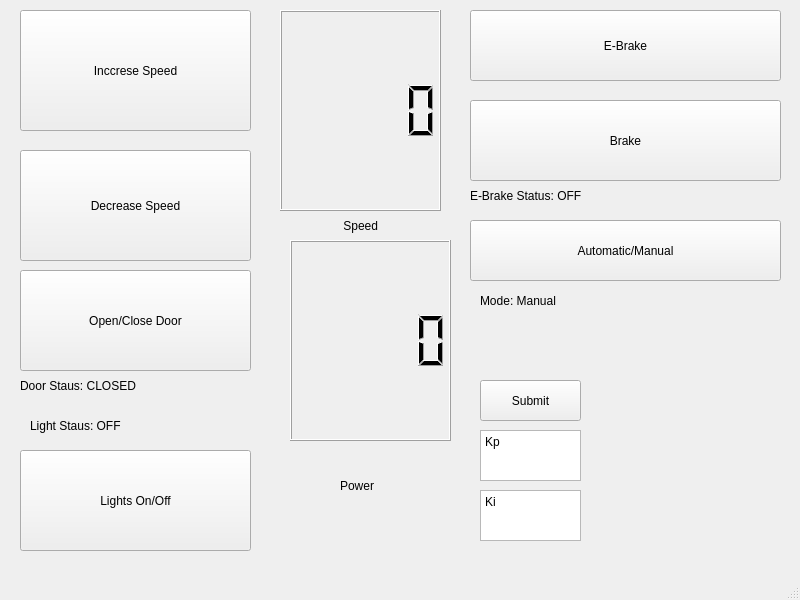
This is Group2_TrainSystem/TrainControllerGUI.ui in alecippolito/ECE1140-Systems_and_Project_Engineering as Qt 5 draws it before an edit. The edited form follows.
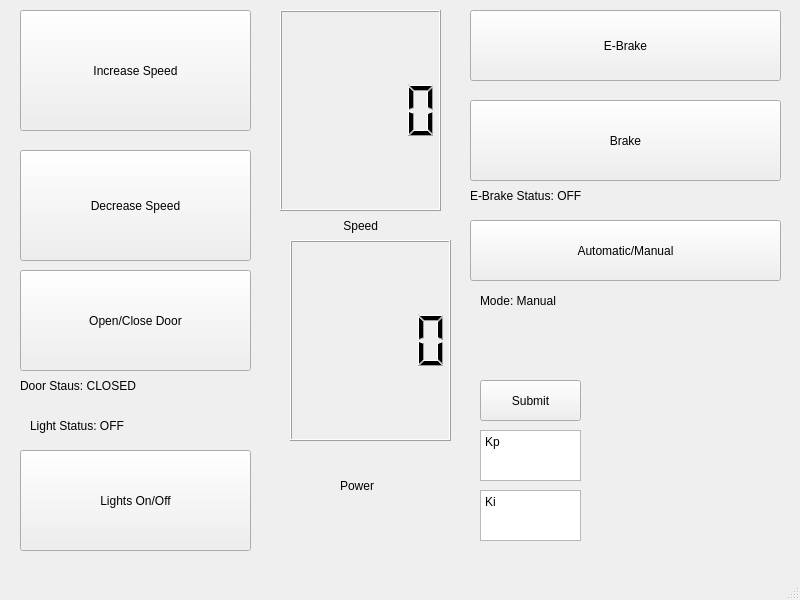
This is the edited form.

```diff
--- a/Group2_TrainSystem/TrainControllerGUI.ui
+++ b/Group2_TrainSystem/TrainControllerGUI.ui
@@ -24,7 +24,7 @@
      </rect>
     </property>
     <property name="text">
-     <string>Inccrese Speed</string>
+     <string>Increase Speed</string>
     </property>
    </widget>
    <widget class="QPushButton" name="decSpeed">
@@ -135,7 +135,7 @@
      </rect>
     </property>
     <property name="text">
-     <string>Light Staus: OFF</string>
+     <string>Light Status: OFF</string>
     </property>
    </widget>
    <widget class="QLabel" name="doorStatus">
```
Left out of the diff: 2 changed lines with no effect on the pictures.
